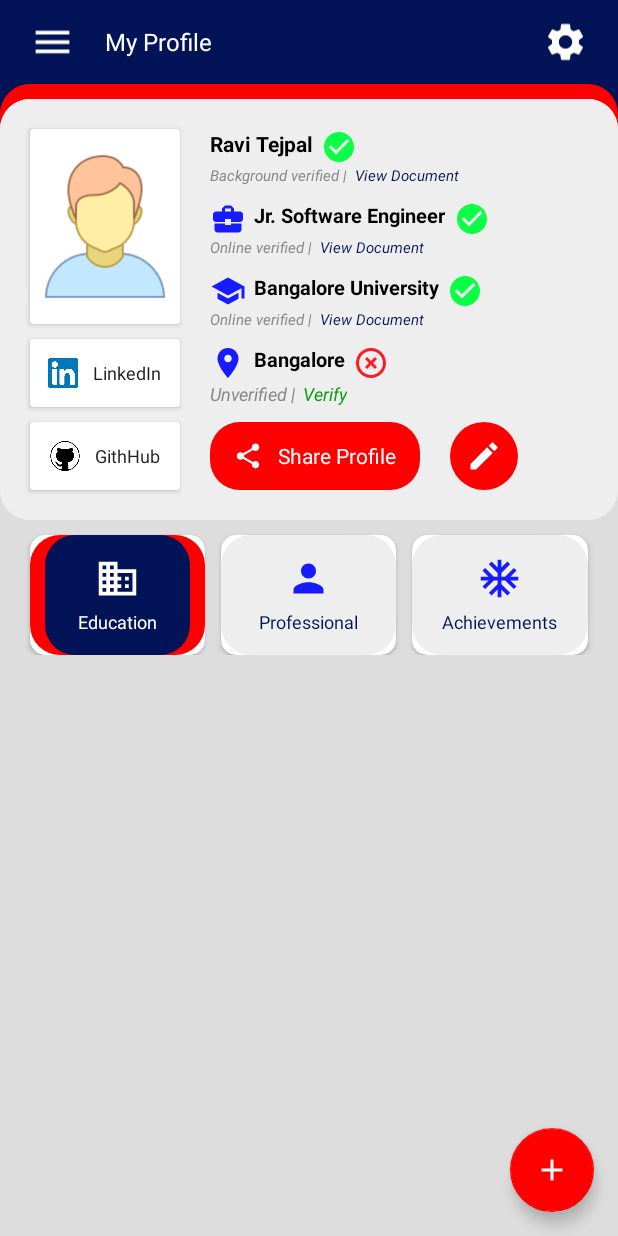
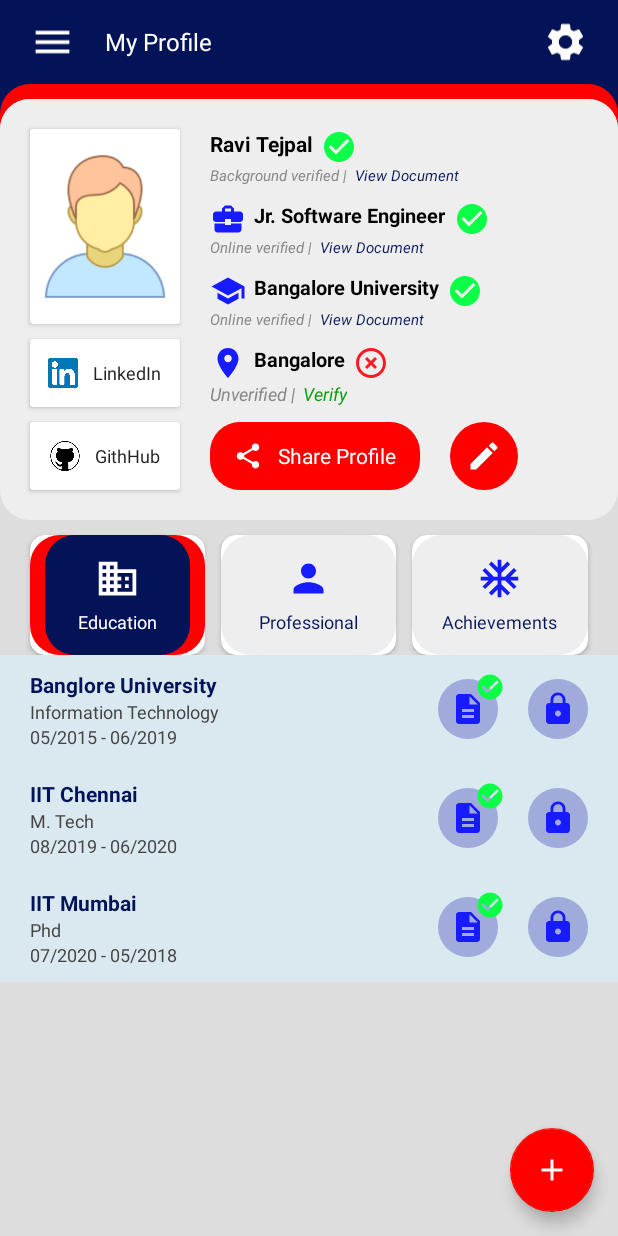
Before and after one commit to koushikcse/Android-Test-Works, an Android app: the screen it shows after launch (MainActivity), on a phone screen of 412 x 824 dp. Run offline under Robolectric (Android 15) with nearby library versions, the phone set to English and light mode, and no system bars; our stand-ins replace data binding.

Commit message:
Design test

```diff
--- /dev/null
+++ b/designTest/app/src/main/java/com/kusu/designtest/DataModel.java
@@ -0,0 +1,42 @@
+package com.kusu.designtest;
+
+import java.io.Serializable;
+
+/**
+ * Created by Koushik on 20/1/20.
+ */
+public class DataModel implements Serializable {
+    private String head;
+    private String des;
+    private String date;
+
+    public DataModel(String head, String des, String date) {
+        this.head = head;
+        this.des = des;
+        this.date = date;
+    }
+
+    public String getHead() {
+        return head;
+    }
+
+    public void setHead(String head) {
+        this.head = head;
+    }
+
+    public String getDes() {
+        return des;
+    }
+
+    public void setDes(String des) {
+        this.des = des;
+    }
+
+    public String getDate() {
+        return date;
+    }
+
+    public void setDate(String date) {
+        this.date = date;
+    }
+}
--- a/designTest/app/src/main/java/com/kusu/designtest/MainActivity.java
+++ b/designTest/app/src/main/java/com/kusu/designtest/MainActivity.java
@@ -2,10 +2,15 @@ package com.kusu.designtest;
 
 import androidx.appcompat.app.AppCompatActivity;
 import androidx.databinding.DataBindingUtil;
+import androidx.recyclerview.widget.LinearLayoutManager;
+import androidx.recyclerview.widget.RecyclerView;
 
 import android.os.Bundle;
 
 import com.kusu.designtest.databinding.ActivityMainBinding;
+
+import java.util.ArrayList;
+import java.util.List;
 
 public class MainActivity extends AppCompatActivity {
     private ActivityMainBinding binding;
@@ -14,5 +19,17 @@ public class MainActivity extends AppCompatActivity {
     protected void onCreate(Bundle savedInstanceState) {
         super.onCreate(savedInstanceState);
         binding = DataBindingUtil.setContentView(this, R.layout.activity_main);
+        binding.rvList.setLayoutManager(new LinearLayoutManager(this, RecyclerView.VERTICAL, false));
+        MyAdapter adapter=new MyAdapter(this,datelist());
+        binding.rvList.setAdapter(adapter);
+    }
+
+    private List<DataModel> datelist() {
+        List<DataModel> dataModelList=new ArrayList<>();
+        dataModelList.add(new DataModel("Banglore University","Information Technology","05/2015 - 06/2019"));
+        dataModelList.add(new DataModel("IIT Chennai","M. Tech","08/2019 - 06/2020"));
+        dataModelList.add(new DataModel("IIT Mumbai","Phd","07/2020 - 05/2018"));
+
+        return dataModelList;
     }
 }
--- a/designTest/app/src/main/java/com/kusu/designtest/MyAdapter.java
+++ b/designTest/app/src/main/java/com/kusu/designtest/MyAdapter.java
@@ -16,9 +16,9 @@ import java.util.List;
 
 public class MyAdapter extends RecyclerView.Adapter<MyAdapter.ViewHolder> {
     private Context context;
-    private List<String> datalist;
+    private List<DataModel> datalist;
 
-    public MyAdapter(Context context, List<String> datalist) {
+    public MyAdapter(Context context, List<DataModel> datalist) {
         this.context = context;
         this.datalist = datalist;
     }
@@ -31,7 +31,9 @@ public class MyAdapter extends RecyclerView.Adapter<MyAdapter.ViewHolder> {
 
     @Override
     public void onBindViewHolder(@NonNull ViewHolder viewHolder, int i) {
-        viewHolder.binding.tvtest.setText(datalist.get(i));
+        viewHolder.binding.tvHead.setText(datalist.get(i).getHead());
+        viewHolder.binding.tvDes.setText(datalist.get(i).getDes());
+        viewHolder.binding.tvDate.setText(datalist.get(i).getDate());
     }
 
     @Override
--- a/designTest/app/src/main/res/layout/item_list.xml
+++ b/designTest/app/src/main/res/layout/item_list.xml
@@ -4,28 +4,68 @@
     <RelativeLayout xmlns:android="http://schemas.android.com/apk/res/android"
         android:layout_width="match_parent"
         android:layout_height="wrap_content"
-        android:background="@color/colorBlue1">
+        android:background="@color/colorBlue2">
 
         <TextView
             android:id="@+id/tvHead"
             android:layout_width="wrap_content"
+            android:layout_marginTop="10dp"
+            android:layout_marginStart="20dp"
             android:layout_height="wrap_content"
+            android:textStyle="bold"
+            android:textColor="@color/colorBlue"
             android:textSize="14sp" />
 
         <TextView
             android:id="@+id/tvDes"
             android:layout_width="wrap_content"
+            android:textColor="@color/colorGray2"
+            android:layout_marginStart="20dp"
+            android:layout_height="wrap_content"
             android:layout_below="@+id/tvHead"
-            android:layout_height="wrap_content"
-            android:textSize="14sp" />
+            android:textSize="12sp" />
 
         <TextView
             android:id="@+id/tvDate"
+            android:layout_marginStart="20dp"
             android:layout_width="wrap_content"
+            android:layout_marginBottom="10dp"
             android:layout_height="wrap_content"
+            android:textColor="@color/colorGray2"
             android:layout_below="@+id/tvDes"
-            android:textSize="14sp" />
+            android:textSize="12sp" />
 
+        <RelativeLayout
+            android:layout_width="50dp"
+            android:layout_height="50dp"
+            android:layout_centerVertical="true"
+            android:src="@drawable/bg_blue_circle"
+            android:layout_marginEnd="10dp"
+            android:layout_toStartOf="@+id/btn_lock">
 
+            <ImageButton
+                android:layout_width="40dp"
+                android:layout_centerVertical="true"
+                android:background="@drawable/bg_blue_circle"
+                android:layout_height="40dp"
+                android:src="@drawable/ic_description_black_24dp" />
+
+            <ImageView
+                android:layout_width="20dp"
+                android:layout_height="20dp"
+                android:layout_marginEnd="5dp"
+                android:layout_alignParentEnd="true"
+                android:src="@drawable/ic_check_circle_black_24dp" />
+        </RelativeLayout>
+
+        <ImageButton
+            android:id="@+id/btn_lock"
+            android:layout_width="40dp"
+            android:layout_height="40dp"
+            android:layout_alignParentEnd="true"
+            android:layout_centerVertical="true"
+            android:layout_marginEnd="20dp"
+            android:background="@drawable/bg_blue_circle"
+            android:src="@drawable/ic_lock_black_24dp" />
     </RelativeLayout>
 </layout>
--- a/designTest/app/src/main/res/values/colors.xml
+++ b/designTest/app/src/main/res/values/colors.xml
@@ -6,6 +6,7 @@
     <color name="colorGreen">#089e0f</color>
     <color name="colorBlue">#031357</color>
     <color name="colorBlue1">#a0abdb</color>
+    <color name="colorBlue2">#dae8f0</color>
     <color name="colorWhite">#FFF</color>
     <color name="colorBlack">#000</color>
     <color name="colorRed">#FF0000</color>
```
